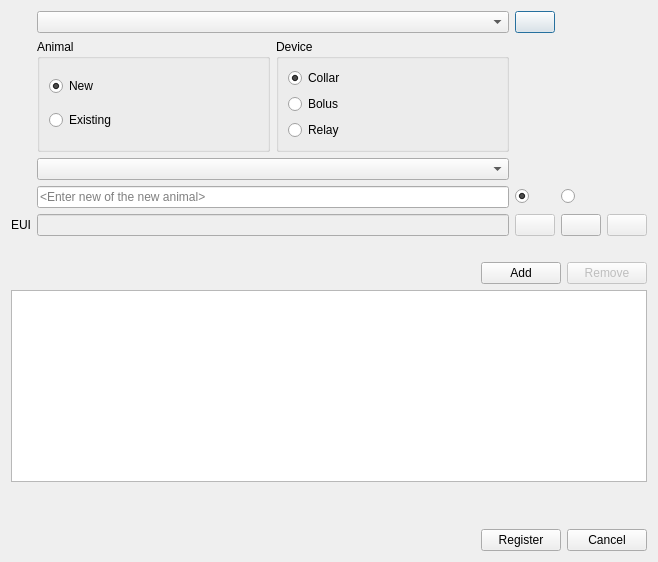
First picture: the form in dialogregisteranimal.ui, repository IvanTsantsarov/herdmind-simulator, before the edit.
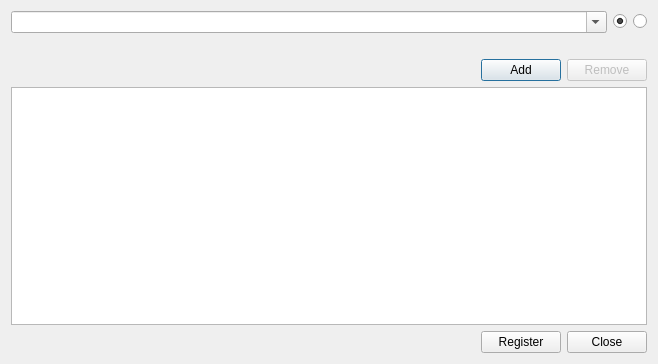
Second picture: the form after the edit. Icons and pictures are not drawn.

Commit message: Registering animals done.

What changed in the file:
```diff
--- a/dialogregisteranimal.ui
+++ b/dialogregisteranimal.ui
@@ -7,7 +7,7 @@
     <x>0</x>
     <y>0</y>
     <width>658</width>
-    <height>562</height>
+    <height>364</height>
    </rect>
   </property>
   <property name="windowTitle">
@@ -21,7 +21,7 @@
     <layout class="QVBoxLayout" name="verticalLayout">
      <item>
       <layout class="QGridLayout" name="gridLayout">
-       <item row="3" column="2">
+       <item row="1" column="1">
         <widget class="QRadioButton" name="radioFemale">
          <property name="toolTip">
           <string>Female</string>
@@ -44,51 +44,10 @@
          </property>
         </widget>
        </item>
-       <item row="4" column="1">
-        <widget class="QLineEdit" name="editEUI">
-         <property name="enabled">
-          <bool>false</bool>
-         </property>
-         <property name="toolTip">
-          <string>Unique Lora ID. If empty - will be generated</string>
-         </property>
-        </widget>
+       <item row="0" column="0">
+        <layout class="QHBoxLayout" name="horizontalLayout_2"/>
        </item>
-       <item row="3" column="1">
-        <widget class="QLineEdit" name="editName">
-         <property name="placeholderText">
-          <string>&lt;Enter new of the new animal&gt;</string>
-         </property>
-        </widget>
-       </item>
-       <item row="0" column="1">
-        <widget class="QComboBox" name="comboUSB"/>
-       </item>
-       <item row="4" column="0">
-        <widget class="QLabel" name="label_2">
-         <property name="text">
-          <string>EUI</string>
-         </property>
-        </widget>
-       </item>
-       <item row="2" column="1">
-        <widget class="QComboBox" name="comboHerd"/>
-       </item>
-       <item row="0" column="2">
-        <widget class="QPushButton" name="btnDeviceRead">
-         <property name="toolTip">
-          <string>Read from USB</string>
-         </property>
-         <property name="text">
-          <string/>
-         </property>
-         <property name="icon">
-          <iconset resource="res/res.qrc">
-           <normaloff>:/usb-cable.svg</normaloff>:/usb-cable.svg</iconset>
-         </property>
-        </widget>
-       </item>
-       <item row="3" column="3">
+       <item row="1" column="2">
         <widget class="QRadioButton" name="radioMale">
          <property name="toolTip">
           <string>Male</string>
@@ -108,117 +67,19 @@
          </property>
         </widget>
        </item>
-       <item row="4" column="3">
-        <widget class="QPushButton" name="btnCopyEUI">
-         <property name="enabled">
+       <item row="1" column="0">
+        <widget class="QComboBox" name="comboName">
+         <property name="sizePolicy">
+          <sizepolicy hsizetype="Expanding" vsizetype="Fixed">
+           <horstretch>0</horstretch>
+           <verstretch>0</verstretch>
+          </sizepolicy>
+         </property>
+         <property name="editable">
           <bool>true</bool>
          </property>
-         <property name="toolTip">
-          <string>Copy EUI into the Clipboard</string>
-         </property>
-         <property name="text">
-          <string/>
-         </property>
-         <property name="icon">
-          <iconset resource="res/res.qrc">
-           <normaloff>:/copy.svg</normaloff>:/copy.svg</iconset>
-         </property>
-        </widget>
-       </item>
-       <item row="4" column="4">
-        <widget class="QPushButton" name="btnClearEUI">
-         <property name="enabled">
-          <bool>false</bool>
-         </property>
-         <property name="toolTip">
-          <string>Clear Lora Unique ID to be generated automaticaly</string>
-         </property>
-         <property name="text">
-          <string/>
-         </property>
-         <property name="icon">
-          <iconset resource="res/res.qrc">
-           <normaloff>:/clear.svg</normaloff>:/clear.svg</iconset>
-         </property>
-        </widget>
-       </item>
-       <item row="1" column="1">
-        <layout class="QHBoxLayout" name="horizontalLayout_2">
-         <item>
-          <widget class="QGroupBox" name="groupBoxNew">
-           <property name="title">
-            <string>Animal</string>
-           </property>
-           <layout class="QVBoxLayout" name="verticalLayout_4">
-            <item>
-             <widget class="QRadioButton" name="radioAnimalNew">
-              <property name="text">
-               <string>New</string>
-              </property>
-              <property name="checked">
-               <bool>true</bool>
-              </property>
-             </widget>
-            </item>
-            <item>
-             <widget class="QRadioButton" name="radioAnimalExisting">
-              <property name="text">
-               <string>Existing</string>
-              </property>
-             </widget>
-            </item>
-           </layout>
-          </widget>
-         </item>
-         <item>
-          <widget class="QGroupBox" name="groupBoxType">
-           <property name="title">
-            <string>Device</string>
-           </property>
-           <layout class="QVBoxLayout" name="verticalLayout_3">
-            <item>
-             <widget class="QRadioButton" name="radioTypeCollar">
-              <property name="text">
-               <string>Collar</string>
-              </property>
-              <property name="checked">
-               <bool>true</bool>
-              </property>
-             </widget>
-            </item>
-            <item>
-             <widget class="QRadioButton" name="radioTypeBolus">
-              <property name="text">
-               <string>Bolus</string>
-              </property>
-             </widget>
-            </item>
-            <item>
-             <widget class="QRadioButton" name="radioTypeRelay">
-              <property name="text">
-               <string>Relay</string>
-              </property>
-             </widget>
-            </item>
-           </layout>
-          </widget>
-         </item>
-        </layout>
-       </item>
-       <item row="4" column="2">
-        <widget class="QPushButton" name="btnGenEUI">
-         <property name="enabled">
-          <bool>false</bool>
-         </property>
-         <property name="toolTip">
-          <string>Generate Lora Unique ID. If empty, it will be generated automaticaly</string>
-         </property>
-         <property name="text">
-          <string/>
-         </property>
-         <property name="icon">
-          <iconset resource="res/res.qrc">
-           <normaloff>:/gears.svg</normaloff>:/gears.svg</iconset>
+         <property name="placeholderText">
+          <string>&lt;Enter name of the new animal&gt;</string>
          </property>
         </widget>
        </item>
@@ -268,25 +129,19 @@
           <iconset resource="res/res.qrc">
            <normaloff>:/delete.svg</normaloff>:/delete.svg</iconset>
          </property>
+         <property name="autoDefault">
+          <bool>false</bool>
+         </property>
         </widget>
        </item>
       </layout>
      </item>
      <item>
-      <widget class="QListWidget" name="listRegister"/>
-     </item>
-     <item>
-      <spacer name="verticalSpacer_2">
-       <property name="orientation">
-        <enum>Qt::Orientation::Vertical</enum>
+      <widget class="QListWidget" name="listRegister">
+       <property name="selectionMode">
+        <enum>QAbstractItemView::SelectionMode::ExtendedSelection</enum>
        </property>
-       <property name="sizeHint" stdset="0">
-        <size>
-         <width>20</width>
-         <height>40</height>
-        </size>
-       </property>
-      </spacer>
+      </widget>
      </item>
      <item>
       <layout class="QHBoxLayout" name="horizontalLayout">
@@ -315,16 +170,18 @@
           <iconset resource="res/res.qrc">
            <normaloff>:/register.svg</normaloff>:/register.svg</iconset>
          </property>
+         <property name="autoDefault">
+          <bool>false</bool>
+         </property>
         </widget>
        </item>
        <item>
         <widget class="QPushButton" name="btnCancel">
          <property name="text">
-          <string>Cancel</string>
+          <string>Close</string>
          </property>
-         <property name="icon">
-          <iconset resource="res/res.qrc">
-           <normaloff>:/cross.svg</normaloff>:/cross.svg</iconset>
+         <property name="autoDefault">
+          <bool>false</bool>
          </property>
         </widget>
        </item>
```
Left out of the diff: 27 changed lines with no effect on the pictures. The commit also changes 11 other files.
